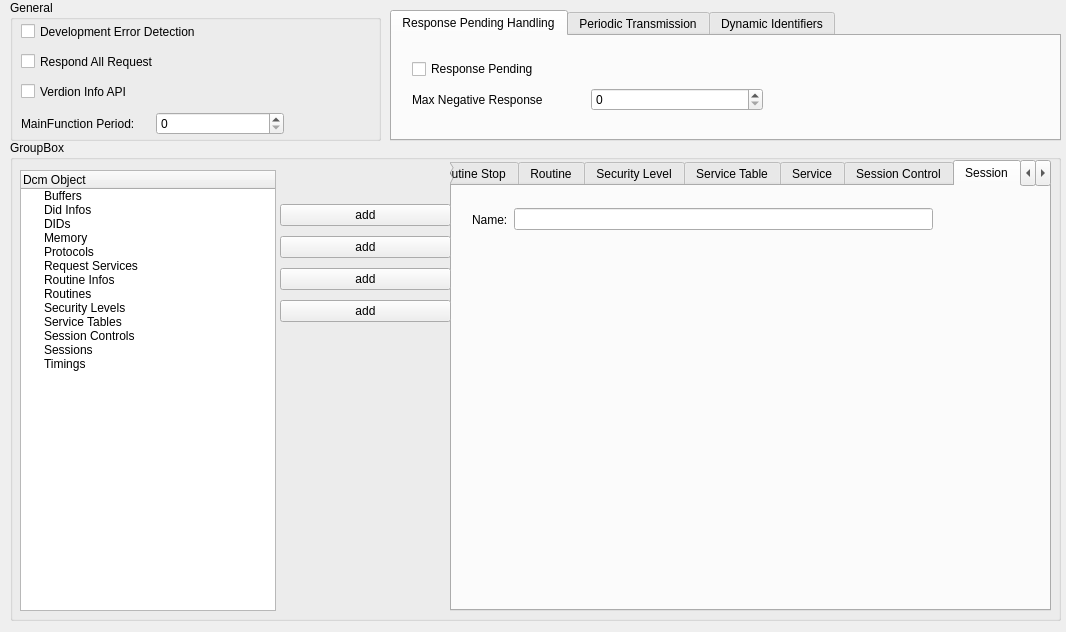
First picture: the form in tool/gainos-studio/ui/forms/cd_dcm.ui, repository parai/gainos-tk, before the edit.
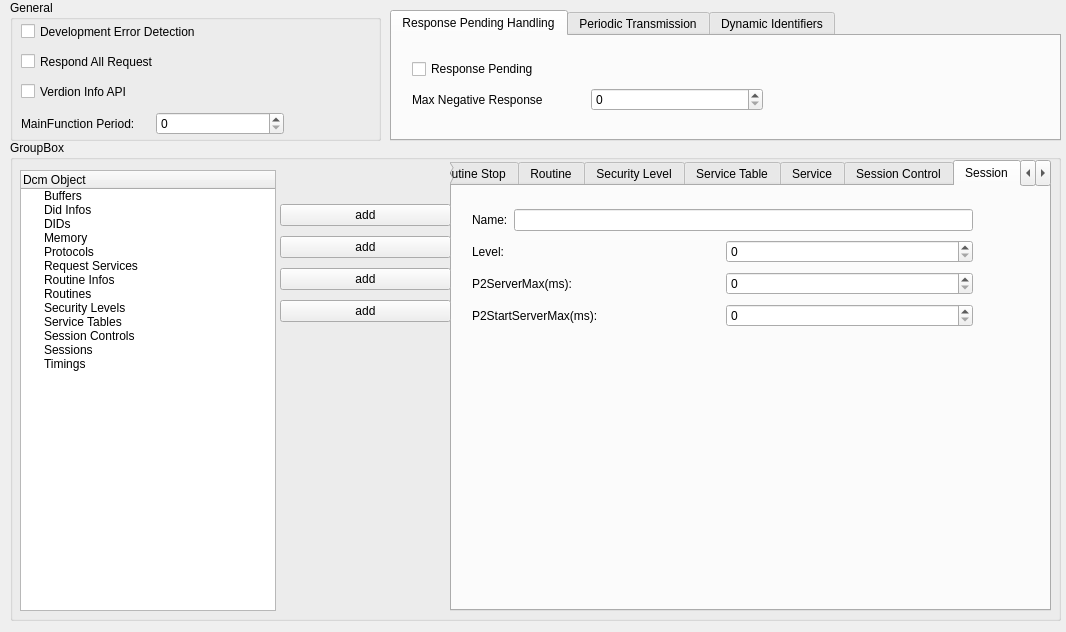
Second picture: the form after the edit. The open tabs and pages were chosen to show the change.

```diff
--- a/tool/gainos-studio/ui/forms/cd_dcm.ui
+++ b/tool/gainos-studio/ui/forms/cd_dcm.ui
@@ -2669,25 +2669,83 @@
      <attribute name="title">
       <string>Session</string>
      </attribute>
-     <widget class="QWidget" name="layoutWidget_3">
+     <widget class="QWidget" name="layoutWidget">
       <property name="geometry">
        <rect>
         <x>20</x>
         <y>20</y>
-        <width>461</width>
-        <height>27</height>
+        <width>501</width>
+        <height>128</height>
        </rect>
       </property>
-      <layout class="QHBoxLayout" name="horizontalLayout_80">
+      <layout class="QVBoxLayout" name="verticalLayout_32">
        <item>
-        <widget class="QLabel" name="label_74">
-         <property name="text">
-          <string>Name:</string>
-         </property>
-        </widget>
+        <layout class="QHBoxLayout" name="horizontalLayout_80">
+         <item>
+          <widget class="QLabel" name="label_74">
+           <property name="text">
+            <string>Name:</string>
+           </property>
+          </widget>
+         </item>
+         <item>
+          <widget class="QLineEdit" name="leSessionName"/>
+         </item>
+        </layout>
        </item>
        <item>
-        <widget class="QLineEdit" name="leSessionName"/>
+        <layout class="QHBoxLayout" name="horizontalLayout_84">
+         <item>
+          <widget class="QLabel" name="label_78">
+           <property name="text">
+            <string>Level:</string>
+           </property>
+          </widget>
+         </item>
+         <item>
+          <widget class="QSpinBox" name="spbxSessionLevel">
+           <property name="maximum">
+            <number>65535</number>
+           </property>
+          </widget>
+         </item>
+        </layout>
+       </item>
+       <item>
+        <layout class="QHBoxLayout" name="horizontalLayout_85">
+         <item>
+          <widget class="QLabel" name="label_79">
+           <property name="text">
+            <string>P2ServerMax(ms):</string>
+           </property>
+          </widget>
+         </item>
+         <item>
+          <widget class="QSpinBox" name="spbxSessionP2ServerMax">
+           <property name="maximum">
+            <number>65535</number>
+           </property>
+          </widget>
+         </item>
+        </layout>
+       </item>
+       <item>
+        <layout class="QHBoxLayout" name="horizontalLayout_86">
+         <item>
+          <widget class="QLabel" name="label_80">
+           <property name="text">
+            <string>P2StartServerMax(ms):</string>
+           </property>
+          </widget>
+         </item>
+         <item>
+          <widget class="QSpinBox" name="spbxSessionP2StartServerMax">
+           <property name="maximum">
+            <number>65535</number>
+           </property>
+          </widget>
+         </item>
+        </layout>
        </item>
       </layout>
      </widget>
```
Left out of the diff: 122 changed lines with no effect on the pictures.
